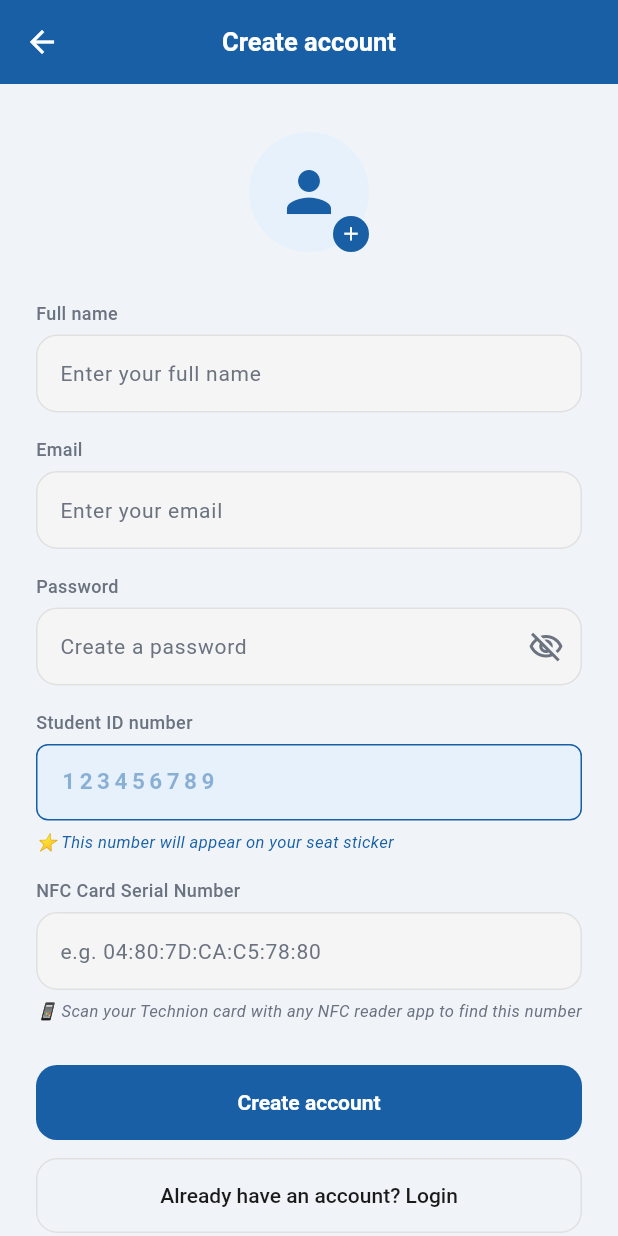
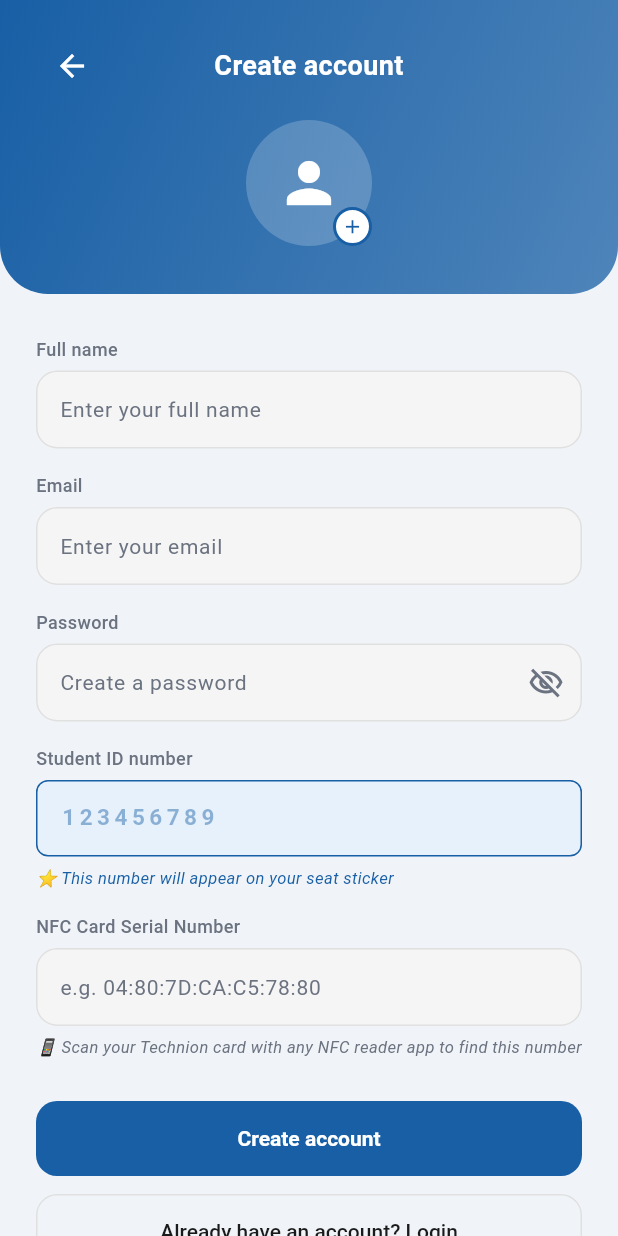
Before and after one commit to idoarad99-jpg/Stickeep-IOT, a Flutter app: the screen it shows after launch, after a tap on "Sign up", on a phone screen of 412 x 824 dp. Run offline on Flutter 3.47's test engine with Material 3 defaults, Android fonts, the phone set to English and light mode, and no system bars; our stand-ins replace cloud_firestore, firebase_auth, firebase_core, firebase_database, image_picker, qr_flutter and 1 more; missing offline and left inert: mobile_scanner; accounts and stored records are empty; Roboto replaces fonts that are missing (DM Sans).

Commit message:
feat: redesign login/signup with gradient header; tune dashboard icons
- Dashboard quick-action icons: smaller squares (40->34), bigger icon
  inside (26->24 but higher fill ratio), centered.
- Login/signup screens: gradient header matching the dashboard's
  visual language (icon badge, title, tagline), form moved into a
  clean section below instead of a plain flat scaffold. Signup's
  avatar picker now lives in the header with a back button.

```diff
--- a/stickeep_app/lib/screens/auth/login_screen.dart
+++ b/stickeep_app/lib/screens/auth/login_screen.dart
@@ -71,7 +71,6 @@ class _LoginScreenState extends State<LoginScreen> {
       final credential = await FirebaseAuth.instance
           .signInWithEmailAndPassword(email: email, password: password);
 
-
       final uid = credential.user!.uid;
 
       // 2. Check students/{uid} — any existing doc means authorized
@@ -125,10 +124,7 @@ class _LoginScreenState extends State<LoginScreen> {
         case 'approved':
           // Copy approved request into students/ then navigate
           final reqData = reqDoc.data()!;
-          await FirebaseFirestore.instance
-              .collection('students')
-              .doc(uid)
-              .set({
+          await FirebaseFirestore.instance.collection('students').doc(uid).set({
             'name': reqData['name'] ?? '',
             'role': reqData['role'] as String? ?? 'student',
             'email': reqData['email'] ?? email,
@@ -215,7 +211,8 @@ class _LoginScreenState extends State<LoginScreen> {
             TextField(
               controller: resetEmailController,
               keyboardType: TextInputType.emailAddress,
-              decoration: const InputDecoration(hintText: 'Enter your email address'),
+              decoration:
+                  const InputDecoration(hintText: 'Enter your email address'),
             ),
           ],
         ),
@@ -238,7 +235,8 @@ class _LoginScreenState extends State<LoginScreen> {
                 if (!mounted) return;
                 ScaffoldMessenger.of(context).showSnackBar(
                   const SnackBar(
-                    content: Text('Password reset email sent! Check your inbox.'),
+                    content:
+                        Text('Password reset email sent! Check your inbox.'),
                     backgroundColor: Color(0xFF3B6D11),
                   ),
                 );
@@ -264,43 +262,71 @@ class _LoginScreenState extends State<LoginScreen> {
     resetEmailController.dispose();
   }
 
-  void _onBiometricPressed() {
-  }
+  void _onBiometricPressed() {}
 
   @override
   Widget build(BuildContext context) {
     return Scaffold(
       backgroundColor: AppColors.scaffoldBg,
-      appBar: AppBar(
-        title: const Text('Stickeep'),
-        centerTitle: true,
-      ),
       body: SafeArea(
         child: SingleChildScrollView(
-          padding: const EdgeInsets.symmetric(horizontal: 24, vertical: 32),
           child: Column(
-            crossAxisAlignment: CrossAxisAlignment.start,
+            crossAxisAlignment: CrossAxisAlignment.stretch,
             children: [
-              // ── Avatar ──────────────────────────────────────────────────
-              Center(
-                child: SizedBox(
-                  width: 80,
-                  height: 80,
-                  child: DecoratedBox(
+              // ── Gradient header ────────────────────────────────────────
+              Container(
+                padding: const EdgeInsets.fromLTRB(24, 36, 24, 36),
                 decoration: BoxDecoration(
-                    color: AppColors.blueLight,
+                  gradient: LinearGradient(
+                    begin: Alignment.topLeft,
+                    end: Alignment.bottomRight,
+                    colors: [AppColors.blue, AppColors.blue.withOpacity(0.75)],
+                  ),
+                  borderRadius: const BorderRadius.only(
+                    bottomLeft: Radius.circular(32),
+                    bottomRight: Radius.circular(32),
+                  ),
+                ),
+                child: Column(
+                  children: [
+                    Container(
+                      width: 72,
+                      height: 72,
+                      alignment: Alignment.center,
+                      decoration: BoxDecoration(
+                        color: Colors.white.withOpacity(0.2),
                         shape: BoxShape.circle,
                       ),
-                    child: Icon(
-                    Icons.person,
-                    size: 44,
-                    color: AppColors.blue,
+                      child: const Icon(Icons.accessible,
+                          size: 38, color: Colors.white),
+                    ),
+                    const SizedBox(height: 14),
+                    const Text(
+                      'Stickeep',
+                      style: TextStyle(
+                        fontSize: 24,
+                        fontWeight: FontWeight.w700,
+                        color: Colors.white,
                       ),
                     ),
+                    const SizedBox(height: 4),
+                    Text(
+                      'Accessible seating, made simple',
+                      style: TextStyle(
+                        fontSize: 13,
+                        color: Colors.white.withOpacity(0.85),
                       ),
                     ),
-              const SizedBox(height: 32),
+                  ],
+                ),
+              ),
+              const SizedBox(height: 28),
 
+              Padding(
+                padding: const EdgeInsets.symmetric(horizontal: 24),
+                child: Column(
+                  crossAxisAlignment: CrossAxisAlignment.stretch,
+                  children: [
                     // Username
                     Text('Email', style: AppTextStyles.label),
                     const SizedBox(height: 6),
@@ -330,8 +356,8 @@ class _LoginScreenState extends State<LoginScreen> {
                                 : Icons.visibility_outlined,
                             color: AppColors.textSecondary,
                           ),
-                    onPressed: () =>
-                        setState(() => _obscurePassword = !_obscurePassword),
+                          onPressed: () => setState(
+                              () => _obscurePassword = !_obscurePassword),
                         ),
                       ),
                     ),
@@ -360,7 +386,8 @@ class _LoginScreenState extends State<LoginScreen> {
                           onChanged: (v) =>
                               setState(() => _rememberMe = v ?? false),
                           activeColor: const Color(0xFF185FA5),
-                    materialTapTargetSize: MaterialTapTargetSize.shrinkWrap,
+                          materialTapTargetSize:
+                              MaterialTapTargetSize.shrinkWrap,
                         ),
                         const Text(
                           'Remember me',
@@ -395,7 +422,8 @@ class _LoginScreenState extends State<LoginScreen> {
                       Center(
                         child: Text(
                           _errorMessage!,
-                    style: const TextStyle(color: Colors.red, fontSize: 13),
+                          style:
+                              const TextStyle(color: Colors.red, fontSize: 13),
                           textAlign: TextAlign.center,
                         ),
                       ),
@@ -425,6 +453,9 @@ class _LoginScreenState extends State<LoginScreen> {
                   ],
                 ),
               ),
+            ],
+          ),
+        ),
       ),
     );
   }
--- a/stickeep_app/lib/screens/auth/signup_screen.dart
+++ b/stickeep_app/lib/screens/auth/signup_screen.dart
@@ -128,12 +128,11 @@ class _SignupScreenState extends State<SignupScreen> {
 
     try {
       // 1. Create Firebase Auth account
-      final credential = await FirebaseAuth.instance
-          .createUserWithEmailAndPassword(
+      final credential =
+          await FirebaseAuth.instance.createUserWithEmailAndPassword(
         email: _emailController.text.trim(),
         password: _passwordController.text.trim(),
       );
-
 
       // 2. Save registration request to Firestore
       final nfcCleaned = _nfcController.text
@@ -152,7 +151,6 @@ class _SignupScreenState extends State<SignupScreen> {
         'status': 'pending',
         'submittedAt': DateTime.now(),
       });
-
 
       if (!mounted) return;
 
@@ -216,58 +214,94 @@ class _SignupScreenState extends State<SignupScreen> {
   Widget build(BuildContext context) {
     return Scaffold(
       backgroundColor: AppColors.scaffoldBg,
-      appBar: AppBar(
-        title: const Text('Create account'),
-        centerTitle: true,
-      ),
       body: SafeArea(
         child: SingleChildScrollView(
-          padding: const EdgeInsets.symmetric(horizontal: 24, vertical: 32),
           child: Column(
-            crossAxisAlignment: CrossAxisAlignment.start,
+            crossAxisAlignment: CrossAxisAlignment.stretch,
             children: [
-              // ── Tappable avatar with "+" badge ───────────────────────────
-              Center(
-                child: GestureDetector(
+              // ── Gradient header with back button + avatar ────────────────
+              Container(
+                padding: const EdgeInsets.fromLTRB(24, 20, 24, 32),
+                decoration: BoxDecoration(
+                  gradient: LinearGradient(
+                    begin: Alignment.topLeft,
+                    end: Alignment.bottomRight,
+                    colors: [AppColors.blue, AppColors.blue.withOpacity(0.75)],
+                  ),
+                  borderRadius: const BorderRadius.only(
+                    bottomLeft: Radius.circular(32),
+                    bottomRight: Radius.circular(32),
+                  ),
+                ),
+                child: Column(
+                  children: [
+                    Row(
+                      children: [
+                        IconButton(
+                          onPressed: () => Navigator.pop(context),
+                          icon:
+                              const Icon(Icons.arrow_back, color: Colors.white),
+                        ),
+                        const Expanded(
+                          child: Text(
+                            'Create account',
+                            textAlign: TextAlign.center,
+                            style: TextStyle(
+                              fontSize: 18,
+                              fontWeight: FontWeight.w700,
+                              color: Colors.white,
+                            ),
+                          ),
+                        ),
+                        const SizedBox(width: 48), // balances the back button
+                      ],
+                    ),
+                    const SizedBox(height: 12),
+                    // ── Tappable avatar with "+" badge ───────────────────────
+                    GestureDetector(
                       onTap: _showPhotoBottomSheet,
                       child: SizedBox(
-                    width: 80,
-                    height: 80,
+                        width: 84,
+                        height: 84,
                         child: Stack(
                           clipBehavior: Clip.none,
                           children: [
                             _avatarBytes != null
                                 ? CircleAvatar(
-                                radius: 40,
+                                    radius: 42,
                                     backgroundImage: MemoryImage(_avatarBytes!),
                                   )
                                 : Container(
-                                width: 80,
-                                height: 80,
+                                    width: 84,
+                                    height: 84,
+                                    alignment: Alignment.center,
                                     decoration: BoxDecoration(
-                                  color: AppColors.blueLight,
+                                      color: Colors.white.withOpacity(0.2),
                                       shape: BoxShape.circle,
                                     ),
-                                child: Icon(
+                                    child: const Icon(
                                       Icons.person,
                                       size: 44,
-                                  color: AppColors.blue,
+                                      color: Colors.white,
                                     ),
                                   ),
                             Positioned(
                               bottom: 0,
                               right: 0,
                               child: Container(
-                            width: 24,
-                            height: 24,
+                                width: 26,
+                                height: 26,
+                                alignment: Alignment.center,
                                 decoration: BoxDecoration(
-                              color: AppColors.blue,
+                                  color: Colors.white,
                                   shape: BoxShape.circle,
+                                  border: Border.all(
+                                      color: AppColors.blue, width: 2),
                                 ),
-                            child: const Icon(
+                                child: Icon(
                                   Icons.add,
                                   size: 15,
-                              color: Colors.white,
+                                  color: AppColors.blue,
                                 ),
                               ),
                             ),
@@ -275,9 +309,16 @@ class _SignupScreenState extends State<SignupScreen> {
                         ),
                       ),
                     ),
+                  ],
                 ),
-              const SizedBox(height: 32),
+              ),
+              const SizedBox(height: 28),
 
+              Padding(
+                padding: const EdgeInsets.symmetric(horizontal: 24),
+                child: Column(
+                  crossAxisAlignment: CrossAxisAlignment.stretch,
+                  children: [
                     // ── Full name ────────────────────────────────────────────────
                     Text('Full name', style: AppTextStyles.label),
                     const SizedBox(height: 6),
@@ -323,8 +364,8 @@ class _SignupScreenState extends State<SignupScreen> {
                                 : Icons.visibility_outlined,
                             color: AppColors.textSecondary,
                           ),
-                    onPressed: () =>
-                        setState(() => _obscurePassword = !_obscurePassword),
+                          onPressed: () => setState(
+                              () => _obscurePassword = !_obscurePassword),
                         ),
                       ),
                     ),
@@ -373,7 +414,8 @@ class _SignupScreenState extends State<SignupScreen> {
                         ),
                         focusedErrorBorder: OutlineInputBorder(
                           borderRadius: BorderRadius.circular(8),
-                    borderSide: const BorderSide(color: Colors.red, width: 2),
+                          borderSide:
+                              const BorderSide(color: Colors.red, width: 2),
                         ),
                       ),
                     ),
@@ -443,8 +485,12 @@ class _SignupScreenState extends State<SignupScreen> {
 
                     // ── Back to login ────────────────────────────────────────────
                     OutlinedButton(
-                onPressed: _isLoading ? null : () => Navigator.pop(context),
+                      onPressed:
+                          _isLoading ? null : () => Navigator.pop(context),
                       child: const Text('Already have an account? Login'),
+                    ),
+                  ],
+                ),
               ),
             ],
           ),
--- a/stickeep_app/lib/screens/student/home_screen.dart
+++ b/stickeep_app/lib/screens/student/home_screen.dart
@@ -309,14 +309,14 @@ class _QuickActionTile extends StatelessWidget {
         crossAxisAlignment: CrossAxisAlignment.start,
         children: [
           Container(
-            width: 40,
-            height: 40,
+            width: 34,
+            height: 34,
             alignment: Alignment.center,
             decoration: BoxDecoration(
               color: color.withOpacity(0.15),
-              borderRadius: BorderRadius.circular(12),
+              borderRadius: BorderRadius.circular(10),
             ),
-            child: Icon(icon, color: color, size: 26),
+            child: Icon(icon, color: color, size: 24),
           ),
           const Spacer(),
           Text(
```
Lines whose indentation alone changed are shown as unchanged.
